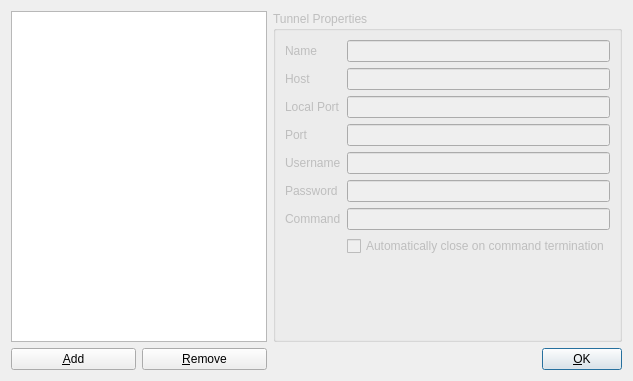
The window that iosshy/tunneldialog.ui (mtorromeo/iosshy) describes before a commit, drawn with Qt 5.
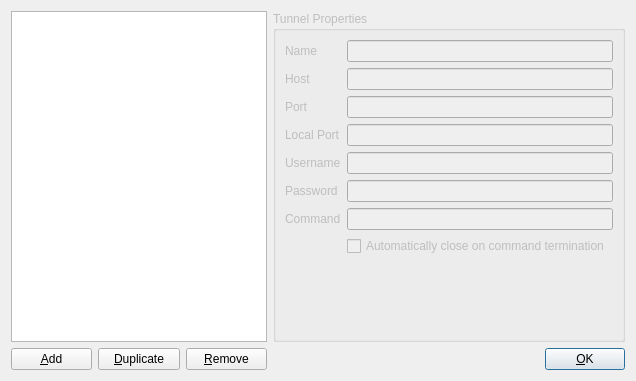
The same window after the commit. Icons and pictures are not drawn.

Commit message: Implemented Duplicate and Remove actions in the configuration dialog

What changed in the file:
```diff
--- a/iosshy/tunneldialog.ui
+++ b/iosshy/tunneldialog.ui
@@ -6,7 +6,7 @@
    <rect>
     <x>0</x>
     <y>0</y>
-    <width>622</width>
+    <width>636</width>
     <height>381</height>
    </rect>
   </property>
@@ -46,6 +46,9 @@
       <string>Tunnel Properties</string>
      </property>
      <layout class="QFormLayout" name="formLayout">
+      <property name="fieldGrowthPolicy">
+       <enum>QFormLayout::ExpandingFieldsGrow</enum>
+      </property>
       <item row="0" column="0">
        <widget class="QLabel" name="lblName">
         <property name="text">
@@ -73,23 +76,6 @@
        <widget class="QLineEdit" name="txtHost"/>
       </item>
       <item row="2" column="0">
-       <widget class="QLabel" name="lblLocalPort">
-        <property name="text">
-         <string>Local Port</string>
-        </property>
-        <property name="buddy">
-         <cstring>txtLocalPort</cstring>
-        </property>
-       </widget>
-      </item>
-      <item row="2" column="1">
-       <widget class="QLineEdit" name="txtLocalPort">
-        <property name="inputMask">
-         <string>00009; </string>
-        </property>
-       </widget>
-      </item>
-      <item row="3" column="0">
        <widget class="QLabel" name="lblPort">
         <property name="text">
          <string>Port</string>
@@ -99,13 +85,43 @@
         </property>
        </widget>
       </item>
-      <item row="3" column="1">
+      <item row="2" column="1">
        <widget class="QLineEdit" name="txtPort">
         <property name="inputMask">
          <string>00009; </string>
         </property>
        </widget>
       </item>
+      <item row="3" column="0">
+       <widget class="QLabel" name="lblLocalPort">
+        <property name="text">
+         <string>Local Port</string>
+        </property>
+        <property name="buddy">
+         <cstring>txtLocalPort</cstring>
+        </property>
+       </widget>
+      </item>
+      <item row="3" column="1">
+       <widget class="QLineEdit" name="txtLocalPort">
+        <property name="inputMask">
+         <string>00009; </string>
+        </property>
+       </widget>
+      </item>
+      <item row="4" column="0">
+       <widget class="QLabel" name="lblUsername">
+        <property name="text">
+         <string>Username</string>
+        </property>
+        <property name="buddy">
+         <cstring>txtUsername</cstring>
+        </property>
+       </widget>
+      </item>
+      <item row="4" column="1">
+       <widget class="QLineEdit" name="txtUsername"/>
+      </item>
       <item row="5" column="0">
        <widget class="QLabel" name="lblPassword">
         <property name="text">
@@ -143,19 +159,6 @@
         </property>
        </widget>
       </item>
-      <item row="4" column="1">
-       <widget class="QLineEdit" name="txtUsername"/>
-      </item>
-      <item row="4" column="0">
-       <widget class="QLabel" name="lblUsername">
-        <property name="text">
-         <string>Username</string>
-        </property>
-        <property name="buddy">
-         <cstring>txtUsername</cstring>
-        </property>
-       </widget>
-      </item>
      </layout>
     </widget>
    </item>
@@ -163,6 +166,12 @@
     <layout class="QHBoxLayout" name="horizontalLayout">
      <item>
       <widget class="QPushButton" name="btnAddTunnel">
+       <property name="sizePolicy">
+        <sizepolicy hsizetype="Ignored" vsizetype="Fixed">
+         <horstretch>0</horstretch>
+         <verstretch>0</verstretch>
+        </sizepolicy>
+       </property>
        <property name="text">
         <string>&amp;Add</string>
        </property>
@@ -172,8 +181,31 @@
        </property>
       </widget>
      </item>
+     <item>
+      <widget class="QPushButton" name="btnDuplicateTunnel">
+       <property name="sizePolicy">
+        <sizepolicy hsizetype="Ignored" vsizetype="Fixed">
+         <horstretch>0</horstretch>
+         <verstretch>0</verstretch>
+        </sizepolicy>
+       </property>
+       <property name="text">
+        <string>&amp;Duplicate</string>
+       </property>
+       <property name="icon">
+        <iconset resource="icons.qrc">
+         <normaloff>:/icons/edit-copy.png</normaloff>:/icons/edit-copy.png</iconset>
+       </property>
+      </widget>
+     </item>
      <item>
       <widget class="QPushButton" name="btnRemoveTunnel">
+       <property name="sizePolicy">
+        <sizepolicy hsizetype="Ignored" vsizetype="Fixed">
+         <horstretch>0</horstretch>
+         <verstretch>0</verstretch>
+        </sizepolicy>
+       </property>
        <property name="text">
         <string>&amp;Remove</string>
        </property>
```
Left out of the diff: 1 changed line with no effect on the pictures. The commit also changes 3 other files.
